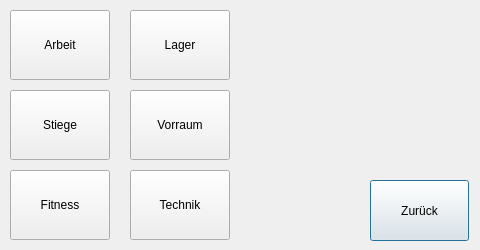
The window that projects/klaus_visu_ap420/ugwindow.ui (busmaster/homebus) describes before a commit, drawn with Qt 5.
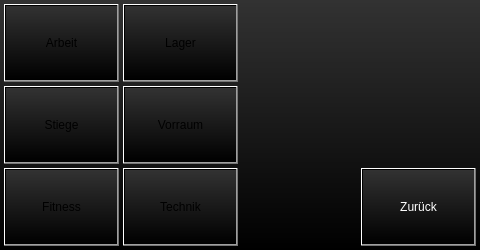
The same window after the commit.

```diff
--- a/projects/klaus_visu_ap420/ugwindow.ui
+++ b/projects/klaus_visu_ap420/ugwindow.ui
@@ -19,13 +19,16 @@
   <property name="windowTitle">
    <string>Dialog</string>
   </property>
+  <property name="styleSheet">
+   <string notr="true">background-color: qlineargradient(spread:pad, x1:0.5, y1:1, x2:0.5, y2:0.0, stop:0 rgba(0, 0, 0, 255), stop:1 rgba(50, 50, 50, 255));</string>
+  </property>
   <widget class="QPushButton" name="pushButtonBack">
    <property name="geometry">
     <rect>
-     <x>370</x>
-     <y>180</y>
-     <width>99</width>
-     <height>61</height>
+     <x>361</x>
+     <y>168</y>
+     <width>115</width>
+     <height>78</height>
     </rect>
    </property>
    <property name="sizePolicy">
@@ -34,6 +37,9 @@
      <verstretch>0</verstretch>
     </sizepolicy>
    </property>
+   <property name="styleSheet">
+    <string notr="true">color: rgb(255, 255, 255);</string>
+   </property>
    <property name="text">
     <string>Zurück</string>
    </property>
@@ -41,10 +47,10 @@
   <widget class="QPushButton" name="pushButtonLightVorraum">
    <property name="geometry">
     <rect>
-     <x>130</x>
-     <y>90</y>
-     <width>100</width>
-     <height>70</height>
+     <x>123</x>
+     <y>86</y>
+     <width>115</width>
+     <height>78</height>
     </rect>
    </property>
    <property name="text">
@@ -54,10 +60,10 @@
   <widget class="QPushButton" name="pushButtonLightTechnik">
    <property name="geometry">
     <rect>
-     <x>130</x>
-     <y>170</y>
-     <width>100</width>
-     <height>70</height>
+     <x>123</x>
+     <y>168</y>
+     <width>115</width>
+     <height>78</height>
     </rect>
    </property>
    <property name="text">
@@ -67,10 +73,10 @@
   <widget class="QPushButton" name="pushButtonLightLager">
    <property name="geometry">
     <rect>
-     <x>130</x>
-     <y>10</y>
-     <width>100</width>
-     <height>70</height>
+     <x>123</x>
+     <y>4</y>
+     <width>115</width>
+     <height>78</height>
     </rect>
    </property>
    <property name="text">
@@ -80,10 +86,10 @@
   <widget class="QPushButton" name="pushButtonLightFitness">
    <property name="geometry">
     <rect>
-     <x>10</x>
-     <y>170</y>
-     <width>100</width>
-     <height>70</height>
+     <x>4</x>
+     <y>168</y>
+     <width>115</width>
+     <height>78</height>
     </rect>
    </property>
    <property name="text">
@@ -93,10 +99,10 @@
   <widget class="QPushButton" name="pushButtonLightArbeit">
    <property name="geometry">
     <rect>
-     <x>10</x>
-     <y>10</y>
-     <width>100</width>
-     <height>70</height>
+     <x>4</x>
+     <y>4</y>
+     <width>115</width>
+     <height>78</height>
     </rect>
    </property>
    <property name="text">
@@ -106,10 +112,10 @@
   <widget class="QPushButton" name="pushButtonLightStiege">
    <property name="geometry">
     <rect>
-     <x>10</x>
-     <y>90</y>
-     <width>100</width>
-     <height>70</height>
+     <x>4</x>
+     <y>86</y>
+     <width>115</width>
+     <height>78</height>
     </rect>
    </property>
    <property name="text">
```
